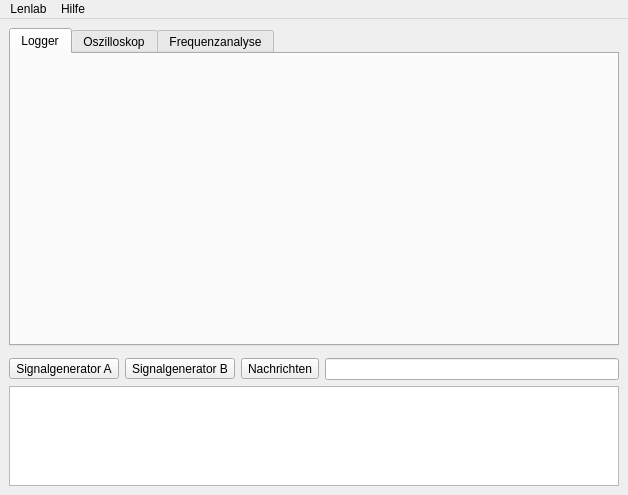
Above: lenlab/gui/mainwindow.ui from kalanzun/red_lenlab before the change. Below: the same form after it.
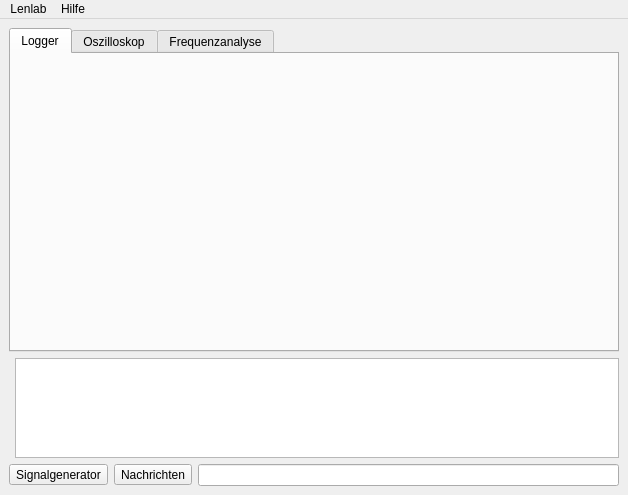
That is the form after the change. Custom widgets are drawn as their Qt base class.

Commit message: Remove second signal generator form (GUI)

```diff
--- a/lenlab/gui/mainwindow.ui
+++ b/lenlab/gui/mainwindow.ui
@@ -49,9 +49,24 @@
          </widget>
         </item>
         <item>
-         <widget class="gui::SignalForm" name="signalB" native="true">
-          <property name="enabled">
-           <bool>true</bool>
+         <widget class="QPlainTextEdit" name="logPlainTextEdit">
+          <property name="sizePolicy">
+           <sizepolicy hsizetype="Expanding" vsizetype="Fixed">
+            <horstretch>0</horstretch>
+            <verstretch>0</verstretch>
+           </sizepolicy>
+          </property>
+          <property name="minimumSize">
+           <size>
+            <width>0</width>
+            <height>100</height>
+           </size>
+          </property>
+          <property name="maximumSize">
+           <size>
+            <width>16777215</width>
+            <height>100</height>
+           </size>
           </property>
          </widget>
         </item>
@@ -62,17 +77,7 @@
         <item>
          <widget class="QToolButton" name="signalAButton">
           <property name="text">
-           <string>Signalgenerator A</string>
-          </property>
-          <property name="checkable">
-           <bool>true</bool>
-          </property>
-         </widget>
-        </item>
-        <item>
-         <widget class="QToolButton" name="signalBButton">
-          <property name="text">
-           <string>Signalgenerator B</string>
+           <string>Signalgenerator</string>
           </property>
           <property name="checkable">
            <bool>true</bool>
@@ -97,28 +102,6 @@
         </item>
        </layout>
       </item>
-      <item>
-       <widget class="QPlainTextEdit" name="logPlainTextEdit">
-        <property name="sizePolicy">
-         <sizepolicy hsizetype="Expanding" vsizetype="Fixed">
-          <horstretch>0</horstretch>
-          <verstretch>0</verstretch>
-         </sizepolicy>
-        </property>
-        <property name="minimumSize">
-         <size>
-          <width>0</width>
-          <height>100</height>
-         </size>
-        </property>
-        <property name="maximumSize">
-         <size>
-          <width>16777215</width>
-          <height>100</height>
-         </size>
-        </property>
-       </widget>
-      </item>
      </layout>
     </item>
    </layout>
```
Left out of the diff: 6 changed lines with no effect on the pictures. The commit also changes 4 other files.
